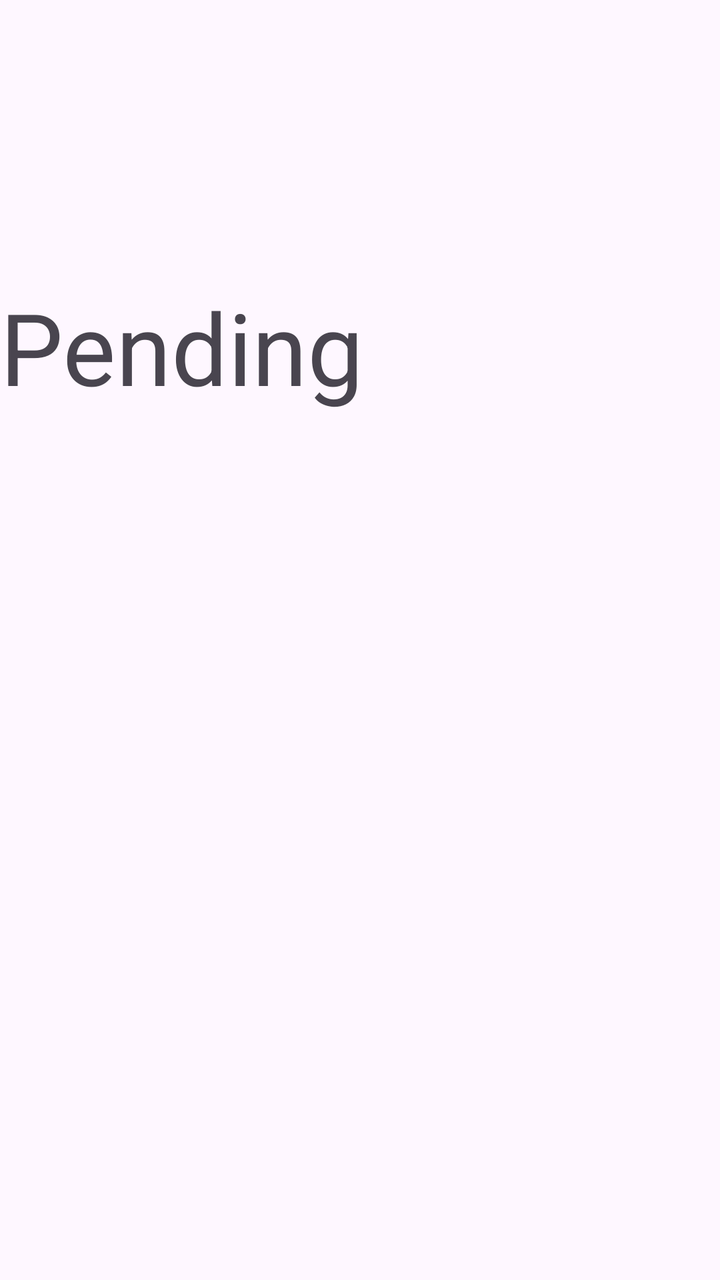
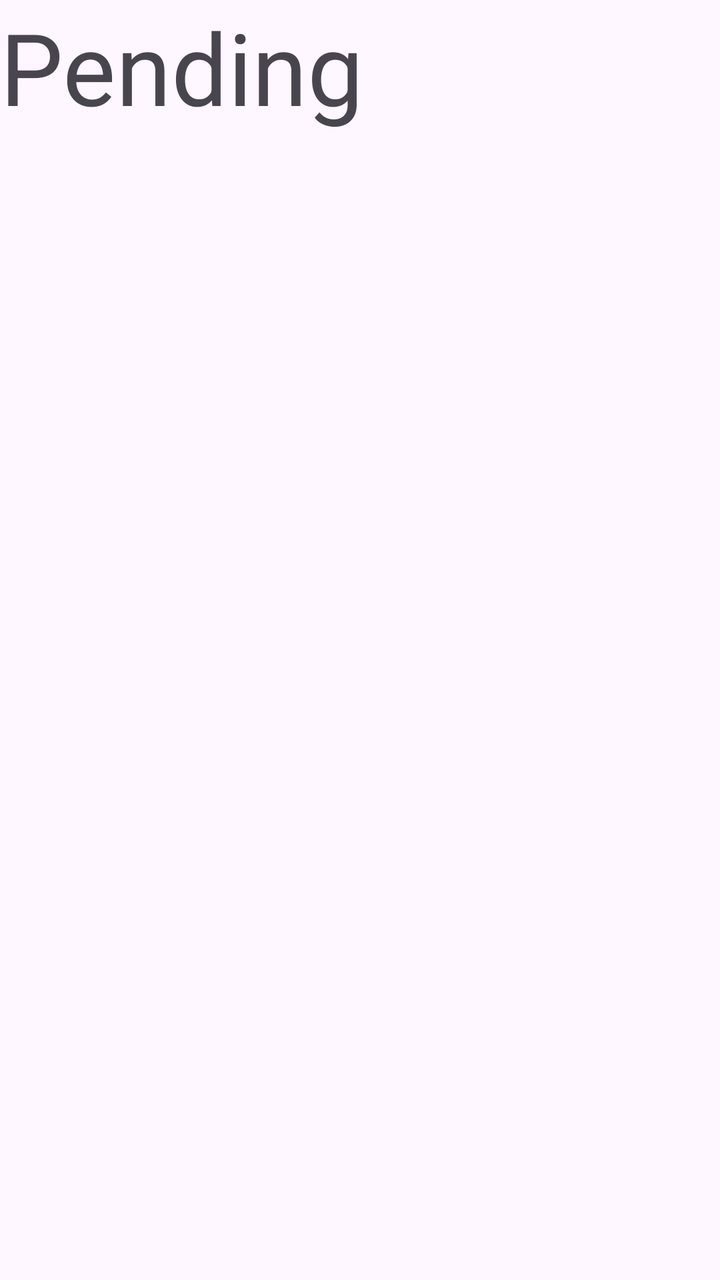

Compare the two renders of this Android layout. The source of the first and the diff that turns it into the second are given below.
<!-- AndroidManifest.xml: application theme Theme.EduView -->
<!-- res/layout/fragment_pending.xml -->
<?xml version="1.0" encoding="utf-8"?>
<FrameLayout xmlns:android="http://schemas.android.com/apk/res/android"
    xmlns:tools="http://schemas.android.com/tools"
    android:layout_width="match_parent"
    android:layout_height="match_parent"
    tools:context=".Pending">

    
    <TextView
        android:layout_width="match_parent"
        android:layout_height="match_parent"
        android:text="Pending"
        android:textSize="50sp"
        android:layout_marginTop="140dp"/>

</FrameLayout>
<!-- resources referenced by this layout -->
<resources>
  <style name="Theme.EduView" parent="Base.Theme.EduView" />
  <style name="Base.Theme.EduView" parent="Theme.Material3.DayNight.NoActionBar">
          
          
      </style>
</resources>

<!-- the commit's change to res/layout/fragment_pending.xml (unified diff, before → after) -->
@@ -1,5 +1,5 @@
 <?xml version="1.0" encoding="utf-8"?>
-<FrameLayout xmlns:android="http://schemas.android.com/apk/res/android"
+<androidx.constraintlayout.widget.ConstraintLayout xmlns:android="http://schemas.android.com/apk/res/android"
     xmlns:tools="http://schemas.android.com/tools"
     android:layout_width="match_parent"
     android:layout_height="match_parent"
@@ -9,8 +9,7 @@
     <TextView
         android:layout_width="match_parent"
         android:layout_height="match_parent"
-        android:text="Pending"
-        android:textSize="50sp"
-        android:layout_marginTop="140dp"/>
+        android:text="@string/feed_title_3"
+        android:textSize="50sp" />
 
-</FrameLayout>
+</androidx.constraintlayout.widget.ConstraintLayout>
<!-- resource entries referenced after the edit -->
@@ -1,5 +1,6 @@
 <!-- resources referenced by this layout -->
 <resources>
+  <string name="feed_title_3">Pending</string>
   <style name="Theme.EduView" parent="Base.Theme.EduView" />
   <style name="Base.Theme.EduView" parent="Theme.Material3.DayNight.NoActionBar">
           
